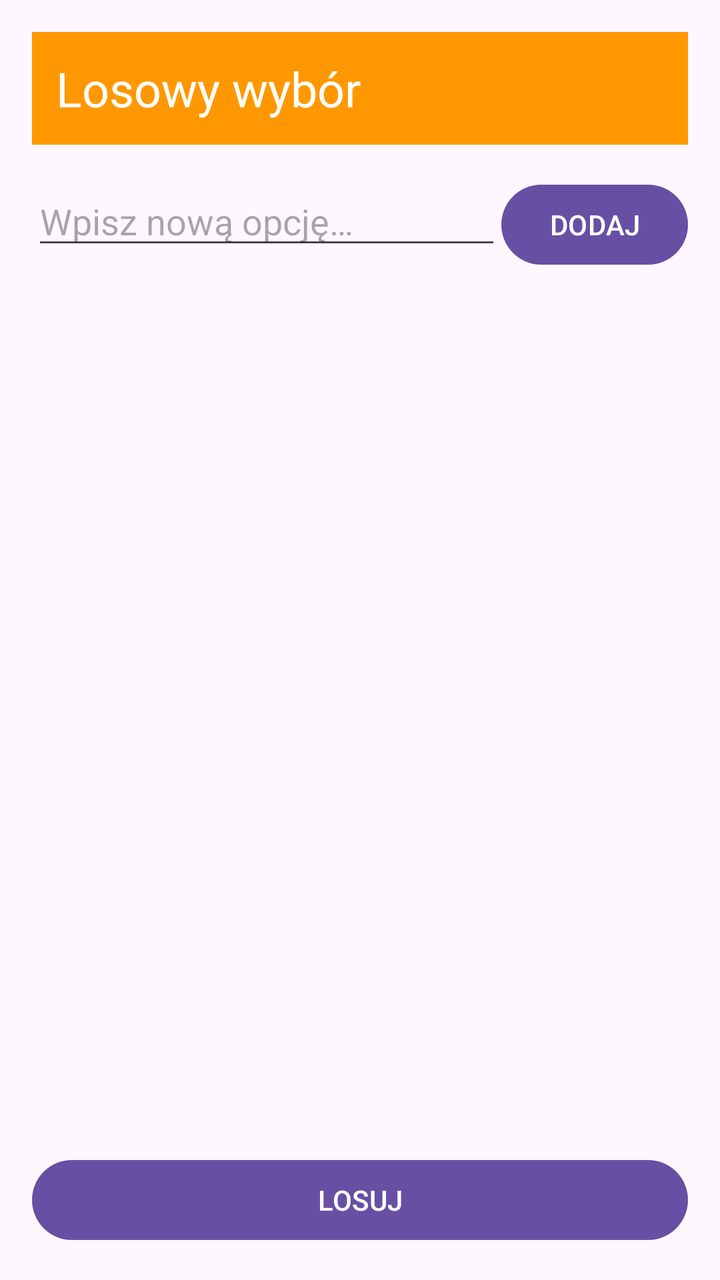
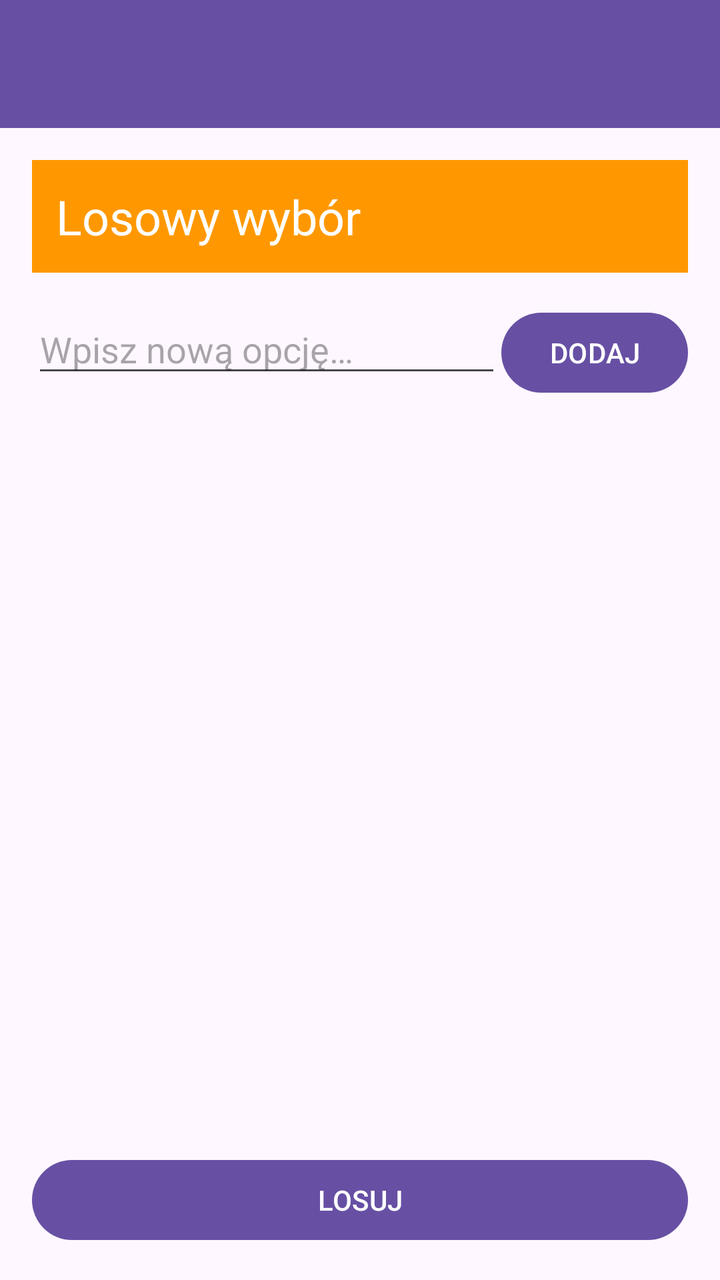

Compare the two renders of this Android layout. The source of the first and the diff that turns it into the second are given below.
<!-- AndroidManifest.xml: application theme Theme.Dwa_ekrany -->
<!-- res/layout/activity_main.xml -->
<?xml version="1.0" encoding="utf-8"?>
<LinearLayout xmlns:android="http://schemas.android.com/apk/res/android"
    android:id="@+id/main"
    android:layout_width="match_parent"
    android:layout_height="match_parent"
    android:orientation="vertical"
    android:padding="16dp">

    <TextView
        android:layout_width="match_parent"
        android:layout_height="wrap_content"
        android:background="#FF9800"
        android:padding="12dp"
        android:text="@string/header_main_random"
        android:textColor="#FFFFFF"
        android:textSize="24sp" />

    <LinearLayout
        android:layout_width="match_parent"
        android:layout_height="wrap_content"
        android:layout_marginTop="16dp"
        android:orientation="horizontal">

        <EditText
            android:id="@+id/etItem"
            android:layout_width="0dp"
            android:layout_height="wrap_content"
            android:layout_weight="1"
            android:hint="@string/hint_item"
            android:inputType="text" />

        <Button
            android:id="@+id/btnAdd"
            android:layout_width="wrap_content"
            android:layout_height="wrap_content"
            android:text="@string/btn_add" />
    </LinearLayout>

    <ScrollView
        android:layout_width="match_parent"
        android:layout_height="0dp"
        android:layout_weight="1"
        android:layout_marginTop="16dp">

        <TextView
            android:id="@+id/tvList"
            android:layout_width="match_parent"
            android:layout_height="wrap_content"
            android:textSize="16sp" />
    </ScrollView>

    <Button
        android:id="@+id/btnDraw"
        android:layout_width="match_parent"
        android:layout_height="wrap_content"
        android:layout_marginTop="16dp"
        android:text="@string/btn_draw" />

</LinearLayout>
<!-- resources referenced by this layout -->
<resources>
  <string name="btn_add">DODAJ</string>
  <string name="btn_draw">LOSUJ</string>
  <string name="header_main_random">Losowy wybór</string>
  <string name="hint_item">Wpisz nową opcję…</string>
  <style name="Theme.Dwa_ekrany" parent="Base.Theme.Dwa_ekrany" />
  <style name="Base.Theme.Dwa_ekrany" parent="Theme.Material3.DayNight.NoActionBar">
          
          
      </style>
</resources>

<!-- the commit's change to res/layout/activity_main.xml (unified diff, before → after) -->
@@ -1,59 +1,74 @@
 <?xml version="1.0" encoding="utf-8"?>
 <LinearLayout xmlns:android="http://schemas.android.com/apk/res/android"
+    xmlns:app="http://schemas.android.com/apk/res-auto"
     android:id="@+id/main"
     android:layout_width="match_parent"
     android:layout_height="match_parent"
-    android:orientation="vertical"
-    android:padding="16dp">
+    android:orientation="vertical">
 
-    <TextView
+    <androidx.appcompat.widget.Toolbar
+        android:id="@+id/toolbar"
         android:layout_width="match_parent"
-        android:layout_height="wrap_content"
-        android:background="#FF9800"
-        android:padding="12dp"
-        android:text="@string/header_main_random"
-        android:textColor="#FFFFFF"
-        android:textSize="24sp" />
+        android:layout_height="?attr/actionBarSize"
+        android:background="?attr/colorPrimary"
+        app:theme="@style/ThemeOverlay.AppCompat.Dark.ActionBar"
+        app:titleTextColor="#FFFFFF" />
 
     <LinearLayout
         android:layout_width="match_parent"
-        android:layout_height="wrap_content"
-        android:layout_marginTop="16dp"
-        android:orientation="horizontal">
+        android:layout_height="match_parent"
+        android:orientation="vertical"
+        android:padding="16dp">
 
-        <EditText
-            android:id="@+id/etItem"
-            android:layout_width="0dp"
+        <TextView
+            android:layout_width="match_parent"
             android:layout_height="wrap_content"
-            android:layout_weight="1"
-            android:hint="@string/hint_item"
-            android:inputType="text" />
+            android:background="#FF9800"
+            android:padding="12dp"
+            android:text="@string/header_main_random"
+            android:textColor="#FFFFFF"
+            android:textSize="24sp" />
+
+        <LinearLayout
+            android:layout_width="match_parent"
+            android:layout_height="wrap_content"
+            android:layout_marginTop="16dp"
+            android:orientation="horizontal">
+
+            <EditText
+                android:id="@+id/etItem"
+                android:layout_width="0dp"
+                android:layout_height="wrap_content"
+                android:layout_weight="1"
+                android:hint="@string/hint_item"
+                android:inputType="text" />
+
+            <Button
+                android:id="@+id/btnAdd"
+                android:layout_width="wrap_content"
+                android:layout_height="wrap_content"
+                android:text="@string/btn_add" />
+        </LinearLayout>
+
+        <ScrollView
+            android:layout_width="match_parent"
+            android:layout_height="0dp"
+            android:layout_marginTop="16dp"
+            android:layout_weight="1">
+
+            <TextView
+                android:id="@+id/tvList"
+                android:layout_width="match_parent"
+                android:layout_height="wrap_content"
+                android:textSize="16sp" />
+        </ScrollView>
 
         <Button
-            android:id="@+id/btnAdd"
-            android:layout_width="wrap_content"
+            android:id="@+id/btnDraw"
+            android:layout_width="match_parent"
             android:layout_height="wrap_content"
-            android:text="@string/btn_add" />
+            android:layout_marginTop="16dp"
+            android:text="@string/btn_draw" />
     </LinearLayout>
 
-    <ScrollView
-        android:layout_width="match_parent"
-        android:layout_height="0dp"
-        android:layout_weight="1"
-        android:layout_marginTop="16dp">
-
-        <TextView
-            android:id="@+id/tvList"
-            android:layout_width="match_parent"
-            android:layout_height="wrap_content"
-            android:textSize="16sp" />
-    </ScrollView>
-
-    <Button
-        android:id="@+id/btnDraw"
-        android:layout_width="match_parent"
-        android:layout_height="wrap_content"
-        android:layout_marginTop="16dp"
-        android:text="@string/btn_draw" />
-
 </LinearLayout>
